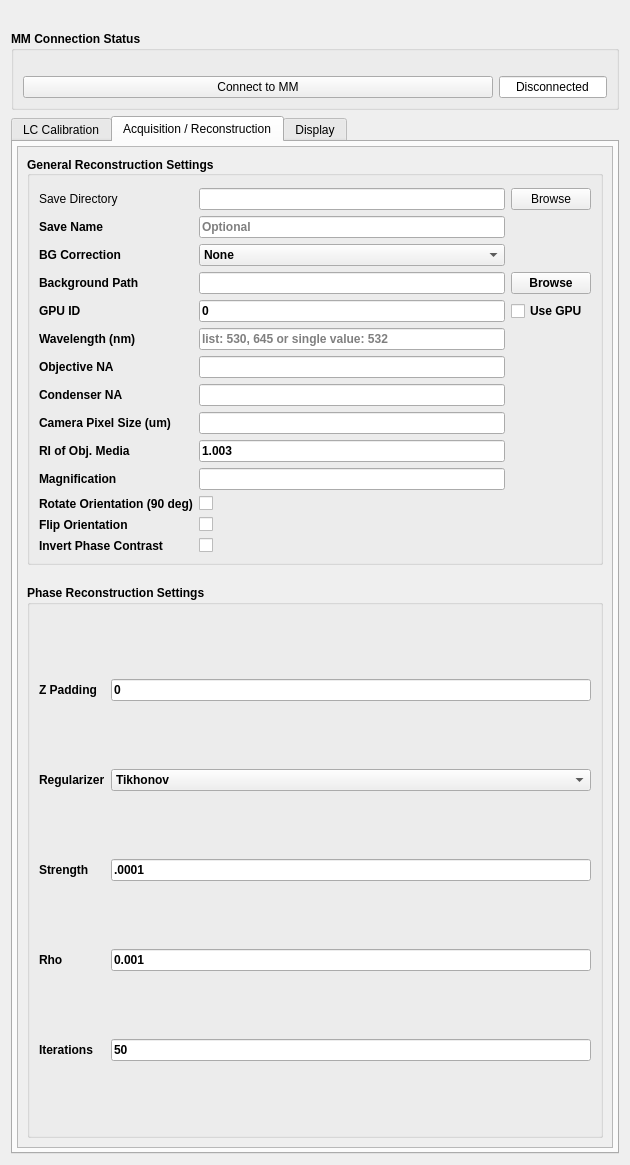
First picture: the form in waveorder/plugin/gui.ui, repository mehta-lab/waveorder, before the edit.
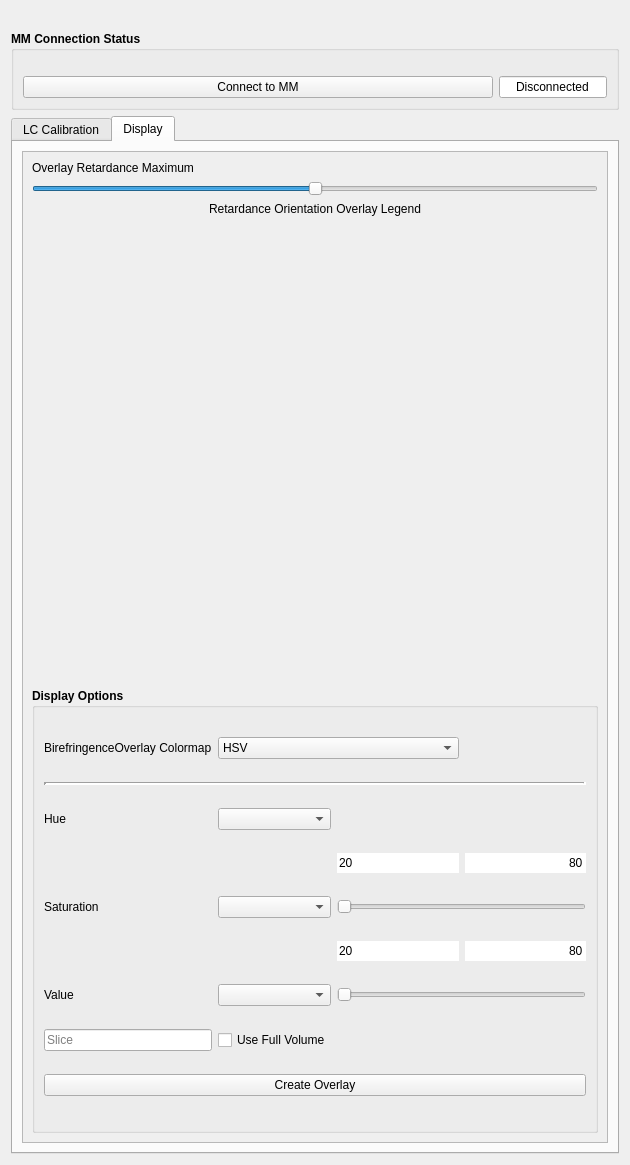
Second picture: the form after the edit. The open tabs and pages were chosen to show the change. Custom widgets are drawn as their Qt base class.

Commit message: deep clean of main_widget

Patch:
```diff
--- a/waveorder/plugin/gui.ui
+++ b/waveorder/plugin/gui.ui
@@ -969,563 +969,6 @@
        </item>
       </layout>
      </widget>
-     <widget class="QWidget" name="Acquisition">
-      <property name="sizePolicy">
-       <sizepolicy hsizetype="Preferred" vsizetype="Preferred">
-        <horstretch>0</horstretch>
-        <verstretch>0</verstretch>
-       </sizepolicy>
-      </property>
-      <property name="minimumSize">
-       <size>
-        <width>0</width>
-        <height>0</height>
-       </size>
-      </property>
-      <property name="maximumSize">
-       <size>
-        <width>16777215</width>
-        <height>16777215</height>
-       </size>
-      </property>
-      <attribute name="title">
-       <string>Acquisition / Reconstruction</string>
-      </attribute>
-      <layout class="QGridLayout" name="gridLayout_6">
-       <property name="sizeConstraint">
-        <enum>QLayout::SetDefaultConstraint</enum>
-       </property>
-       <property name="leftMargin">
-        <number>4</number>
-       </property>
-       <property name="topMargin">
-        <number>4</number>
-       </property>
-       <property name="rightMargin">
-        <number>4</number>
-       </property>
-       <property name="bottomMargin">
-        <number>4</number>
-       </property>
-       <property name="spacing">
-        <number>0</number>
-       </property>
-       <item row="4" column="0">
-        <widget class="QScrollArea" name="scrollArea_4">
-         <property name="sizePolicy">
-          <sizepolicy hsizetype="Expanding" vsizetype="Preferred">
-           <horstretch>0</horstretch>
-           <verstretch>0</verstretch>
-          </sizepolicy>
-         </property>
-         <property name="widgetResizable">
-          <bool>true</bool>
-         </property>
-         <widget class="QWidget" name="scrollAreaWidgetContents_4">
-          <property name="geometry">
-           <rect>
-            <x>0</x>
-            <y>0</y>
-            <width>614</width>
-            <height>990</height>
-           </rect>
-          </property>
-          <property name="sizePolicy">
-           <sizepolicy hsizetype="Preferred" vsizetype="Preferred">
-            <horstretch>0</horstretch>
-            <verstretch>0</verstretch>
-           </sizepolicy>
-          </property>
-          <layout class="QGridLayout" name="gridLayout_15">
-           <property name="verticalSpacing">
-            <number>20</number>
-           </property>
-           <item row="3" column="0">
-            <widget class="QGroupBox" name="phase">
-             <property name="sizePolicy">
-              <sizepolicy hsizetype="Expanding" vsizetype="Preferred">
-               <horstretch>0</horstretch>
-               <verstretch>0</verstretch>
-              </sizepolicy>
-             </property>
-             <property name="font">
-              <font>
-               <italic>false</italic>
-               <bold>true</bold>
-              </font>
-             </property>
-             <property name="title">
-              <string>Phase Reconstruction Settings</string>
-             </property>
-             <layout class="QGridLayout" name="gridLayout_23">
-              <property name="topMargin">
-               <number>12</number>
-              </property>
-              <property name="verticalSpacing">
-               <number>6</number>
-              </property>
-              <item row="1" column="0">
-               <widget class="QLabel" name="label_phase_regularizer">
-                <property name="text">
-                 <string>Regularizer</string>
-                </property>
-               </widget>
-              </item>
-              <item row="3" column="0">
-               <widget class="QLabel" name="label_phase_rho">
-                <property name="text">
-                 <string>Rho</string>
-                </property>
-               </widget>
-              </item>
-              <item row="2" column="1">
-               <widget class="QLineEdit" name="le_phase_strength">
-                <property name="text">
-                 <string>.0001</string>
-                </property>
-               </widget>
-              </item>
-              <item row="4" column="1">
-               <widget class="QLineEdit" name="le_itr">
-                <property name="text">
-                 <string>50</string>
-                </property>
-                <property name="placeholderText">
-                 <string>TV Only</string>
-                </property>
-               </widget>
-              </item>
-              <item row="1" column="1">
-               <widget class="QComboBox" name="cb_phase_denoiser">
-                <item>
-                 <property name="text">
-                  <string>Tikhonov</string>
-                 </property>
-                </item>
-                <item>
-                 <property name="text">
-                  <string>TV</string>
-                 </property>
-                </item>
-               </widget>
-              </item>
-              <item row="3" column="1">
-               <widget class="QLineEdit" name="le_rho">
-                <property name="text">
-                 <string>0.001</string>
-                </property>
-                <property name="placeholderText">
-                 <string>TV Only</string>
-                </property>
-               </widget>
-              </item>
-              <item row="4" column="0">
-               <widget class="QLabel" name="label_itr">
-                <property name="text">
-                 <string>Iterations</string>
-                </property>
-               </widget>
-              </item>
-              <item row="2" column="0">
-               <widget class="QLabel" name="label_phase_strength">
-                <property name="text">
-                 <string>Strength</string>
-                </property>
-               </widget>
-              </item>
-              <item row="0" column="0">
-               <widget class="QLabel" name="label_pad_z">
-                <property name="sizePolicy">
-                 <sizepolicy hsizetype="Fixed" vsizetype="Preferred">
-                  <horstretch>0</horstretch>
-                  <verstretch>0</verstretch>
-                 </sizepolicy>
-                </property>
-                <property name="text">
-                 <string>Z Padding</string>
-                </property>
-               </widget>
-              </item>
-              <item row="0" column="1">
-               <widget class="QLineEdit" name="le_pad_z">
-                <property name="sizePolicy">
-                 <sizepolicy hsizetype="Preferred" vsizetype="Fixed">
-                  <horstretch>0</horstretch>
-                  <verstretch>0</verstretch>
-                 </sizepolicy>
-                </property>
-                <property name="text">
-                 <string>0</string>
-                </property>
-               </widget>
-              </item>
-             </layout>
-            </widget>
-           </item>
-           <item row="2" column="0">
-            <widget class="QGroupBox" name="ReconSettings">
-             <property name="sizePolicy">
-              <sizepolicy hsizetype="Preferred" vsizetype="Fixed">
-               <horstretch>0</horstretch>
-               <verstretch>0</verstretch>
-              </sizepolicy>
-             </property>
-             <property name="font">
-              <font>
-               <italic>false</italic>
-               <bold>true</bold>
-              </font>
-             </property>
-             <property name="title">
-              <string>General Reconstruction Settings</string>
-             </property>
-             <property name="alignment">
-              <set>Qt::AlignLeading|Qt::AlignLeft|Qt::AlignVCenter</set>
-             </property>
-             <layout class="QGridLayout" name="gridLayout_9">
-              <property name="topMargin">
-               <number>12</number>
-              </property>
-              <property name="verticalSpacing">
-               <number>6</number>
-              </property>
-              <item row="10" column="0">
-               <widget class="QLabel" name="label_mag">
-                <property name="sizePolicy">
-                 <sizepolicy hsizetype="Fixed" vsizetype="Preferred">
-                  <horstretch>0</horstretch>
-                  <verstretch>0</verstretch>
-                 </sizepolicy>
-                </property>
-                <property name="text">
-                 <string>Magnification</string>
-                </property>
-               </widget>
-              </item>
-              <item row="1" column="1">
-               <widget class="QLineEdit" name="le_data_save_name">
-                <property name="sizePolicy">
-                 <sizepolicy hsizetype="Preferred" vsizetype="Fixed">
-                  <horstretch>0</horstretch>
-                  <verstretch>0</verstretch>
-                 </sizepolicy>
-                </property>
-                <property name="text">
-                 <string/>
-                </property>
-                <property name="placeholderText">
-                 <string>Optional</string>
-                </property>
-               </widget>
-              </item>
-              <item row="2" column="1">
-               <widget class="QComboBox" name="cb_bg_method">
-                <property name="focusPolicy">
-                 <enum>Qt::StrongFocus</enum>
-                </property>
-                <item>
-                 <property name="text">
-                  <string>None</string>
-                 </property>
-                </item>
-                <item>
-                 <property name="text">
-                  <string>Global</string>
-                 </property>
-                </item>
-                <item>
-                 <property name="text">
-                  <string>Local Fit</string>
-                 </property>
-                </item>
-               </widget>
-              </item>
-              <item row="12" column="0">
-               <widget class="QLabel" name="label_flip_orientation">
-                <property name="text">
-                 <string>Flip Orientation</string>
-                </property>
-               </widget>
-              </item>
-              <item row="10" column="1">
-               <widget class="QLineEdit" name="le_mag">
-                <property name="sizePolicy">
-                 <sizepolicy hsizetype="Preferred" vsizetype="Fixed">
-                  <horstretch>0</horstretch>
-                  <verstretch>0</verstretch>
-                 </sizepolicy>
-                </property>
-               </widget>
-              </item>
-              <item row="7" column="1">
-               <widget class="QLineEdit" name="le_cond_na">
-                <property name="sizePolicy">
-                 <sizepolicy hsizetype="Preferred" vsizetype="Fixed">
-                  <horstretch>0</horstretch>
-                  <verstretch>0</verstretch>
-                 </sizepolicy>
-                </property>
-               </widget>
-              </item>
-              <item row="1" column="0">
-               <widget class="QLabel" name="label_data_save_name">
-                <property name="text">
-                 <string>Save Name</string>
-                </property>
-               </widget>
-              </item>
-              <item row="4" column="0">
-               <widget class="QLabel" name="label_gpu_id">
-                <property name="text">
-                 <string>GPU ID</string>
-                </property>
-                <property name="alignment">
-                 <set>Qt::AlignLeading|Qt::AlignLeft|Qt::AlignVCenter</set>
-                </property>
-               </widget>
-              </item>
-              <item row="2" column="0">
-               <widget class="QLabel" name="label_bg_method">
-                <property name="text">
-                 <string>BG Correction</string>
-                </property>
-               </widget>
-              </item>
-              <item row="5" column="0">
-               <widget class="QLabel" name="label_recon_wavelength">
-                <property name="sizePolicy">
-                 <sizepolicy hsizetype="Fixed" vsizetype="Preferred">
-                  <horstretch>0</horstretch>
-                  <verstretch>0</verstretch>
-                 </sizepolicy>
-                </property>
-                <property name="text">
-                 <string>Wavelength (nm)</string>
-                </property>
-               </widget>
-              </item>
-              <item row="0" column="1">
-               <widget class="QLineEdit" name="le_save_dir">
-                <property name="placeholderText">
-                 <string/>
-                </property>
-               </widget>
-              </item>
-              <item row="4" column="1">
-               <widget class="QLineEdit" name="le_gpu_id">
-                <property name="sizePolicy">
-                 <sizepolicy hsizetype="Preferred" vsizetype="Fixed">
-                  <horstretch>0</horstretch>
-                  <verstretch>0</verstretch>
-                 </sizepolicy>
-                </property>
-                <property name="text">
-                 <string>0</string>
-                </property>
-                <property name="placeholderText">
-                 <string>Optional</string>
-                </property>
-               </widget>
-              </item>
-              <item row="7" column="0">
-               <widget class="QLabel" name="label_cond_na">
-                <property name="sizePolicy">
-                 <sizepolicy hsizetype="Fixed" vsizetype="Preferred">
-                  <horstretch>0</horstretch>
-                  <verstretch>0</verstretch>
-                 </sizepolicy>
-                </property>
-                <property name="text">
-                 <string>Condenser NA</string>
-                </property>
-               </widget>
-              </item>
-              <item row="11" column="1">
-               <widget class="QCheckBox" name="cb_rotate_orientation">
-                <property name="text">
-                 <string/>
-                </property>
-               </widget>
-              </item>
-              <item row="3" column="2">
-               <widget class="QPushButton" name="qbutton_browse_bg_path">
-                <property name="text">
-                 <string>Browse</string>
-                </property>
-               </widget>
-              </item>
-              <item row="4" column="2">
-               <widget class="QCheckBox" name="chb_use_gpu">
-                <property name="text">
-                 <string>Use GPU</string>
-                </property>
-               </widget>
-              </item>
-              <item row="3" column="0">
-               <widget class="QLabel" name="label_bg_path">
-                <property name="text">
-                 <string>Background Path</string>
-                </property>
-               </widget>
-              </item>
-              <item row="5" column="1">
-               <widget class="QLineEdit" name="le_recon_wavelength">
-                <property name="sizePolicy">
-                 <sizepolicy hsizetype="Preferred" vsizetype="Fixed">
-                  <horstretch>0</horstretch>
-                  <verstretch>0</verstretch>
-                 </sizepolicy>
-                </property>
-                <property name="placeholderText">
-                 <string>list: 530, 645 or single value: 532</string>
-                </property>
-               </widget>
-              </item>
-              <item row="9" column="1">
-               <widget class="QLineEdit" name="le_n_media">
-                <property name="sizePolicy">
-                 <sizepolicy hsizetype="Preferred" vsizetype="Fixed">
-                  <horstretch>0</horstretch>
-                  <verstretch>0</verstretch>
-                 </sizepolicy>
-                </property>
-                <property name="text">
-                 <string>1.003</string>
-                </property>
-               </widget>
-              </item>
-              <item row="11" column="0">
-               <widget class="QLabel" name="label_orientation_offset">
-                <property name="text">
-                 <string>Rotate Orientation (90 deg)</string>
-                </property>
-               </widget>
-              </item>
-              <item row="6" column="1">
-               <widget class="QLineEdit" name="le_obj_na">
-                <property name="sizePolicy">
-                 <sizepolicy hsizetype="Preferred" vsizetype="Fixed">
-                  <horstretch>0</horstretch>
-                  <verstretch>0</verstretch>
-                 </sizepolicy>
-                </property>
-               </widget>
-              </item>
-              <item row="6" column="0">
-               <widget class="QLabel" name="label_obj_na">
-                <property name="sizePolicy">
-                 <sizepolicy hsizetype="Fixed" vsizetype="Preferred">
-                  <horstretch>0</horstretch>
-                  <verstretch>0</verstretch>
-                 </sizepolicy>
-                </property>
-                <property name="text">
-                 <string>Objective NA</string>
-                </property>
-               </widget>
-              </item>
-              <item row="8" column="1">
-               <widget class="QLineEdit" name="le_ps">
-                <property name="sizePolicy">
-                 <sizepolicy hsizetype="Preferred" vsizetype="Fixed">
-                  <horstretch>0</horstretch>
-                  <verstretch>0</verstretch>
-                 </sizepolicy>
-                </property>
-                <property name="text">
-                 <string/>
-                </property>
-               </widget>
-              </item>
-              <item row="9" column="0">
-               <widget class="QLabel" name="label_n_media">
-                <property name="sizePolicy">
-                 <sizepolicy hsizetype="Fixed" vsizetype="Preferred">
-                  <horstretch>0</horstretch>
-                  <verstretch>0</verstretch>
-                 </sizepolicy>
-                </property>
-                <property name="text">
-                 <string>RI of Obj. Media</string>
-                </property>
-               </widget>
-              </item>
-              <item row="0" column="0">
-               <widget class="QLabel" name="label_save_dir">
-                <property name="font">
-                 <font>
-                  <italic>false</italic>
-                  <bold>false</bold>
-                 </font>
-                </property>
-                <property name="text">
-                 <string>Save Directory</string>
-                </property>
-               </widget>
-              </item>
-              <item row="8" column="0">
-               <widget class="QLabel" name="label_ps">
-                <property name="sizePolicy">
-                 <sizepolicy hsizetype="Fixed" vsizetype="Preferred">
-                  <horstretch>0</horstretch>
-                  <verstretch>0</verstretch>
-                 </sizepolicy>
-                </property>
-                <property name="text">
-                 <string>Camera Pixel Size (um)</string>
-                </property>
-               </widget>
-              </item>
-              <item row="0" column="2">
-               <widget class="QPushButton" name="qbutton_browse_save_dir">
-                <property name="font">
-                 <font>
-                  <italic>false</italic>
-                  <bold>false</bold>
-                 </font>
-                </property>
-                <property name="text">
-                 <string>Browse</string>
-                </property>
-               </widget>
-              </item>
-              <item row="3" column="1">
-               <widget class="QLineEdit" name="le_bg_path">
-                <property name="placeholderText">
-                 <string/>
-                </property>
-               </widget>
-              </item>
-              <item row="13" column="0">
-               <widget class="QLabel" name="label_invert_phase_contrast">
-                <property name="text">
-                 <string>Invert Phase Contrast</string>
-                </property>
-               </widget>
-              </item>
-              <item row="12" column="1">
-               <widget class="QCheckBox" name="cb_flip_orientation">
-                <property name="text">
-                 <string/>
-                </property>
-               </widget>
-              </item>
-              <item row="13" column="1">
-               <widget class="QCheckBox" name="cb_invert_phase_contrast">
-                <property name="text">
-                 <string/>
-                </property>
-               </widget>
-              </item>
-             </layout>
-            </widget>
-           </item>
-          </layout>
-         </widget>
-        </widget>
-       </item>
-      </layout>
-     </widget>
      <widget class="QWidget" name="Display">
       <attribute name="title">
        <string>Display</string>
```
Left out of the diff: 20 changed lines with no effect on the pictures. The commit also changes 2 other files.
